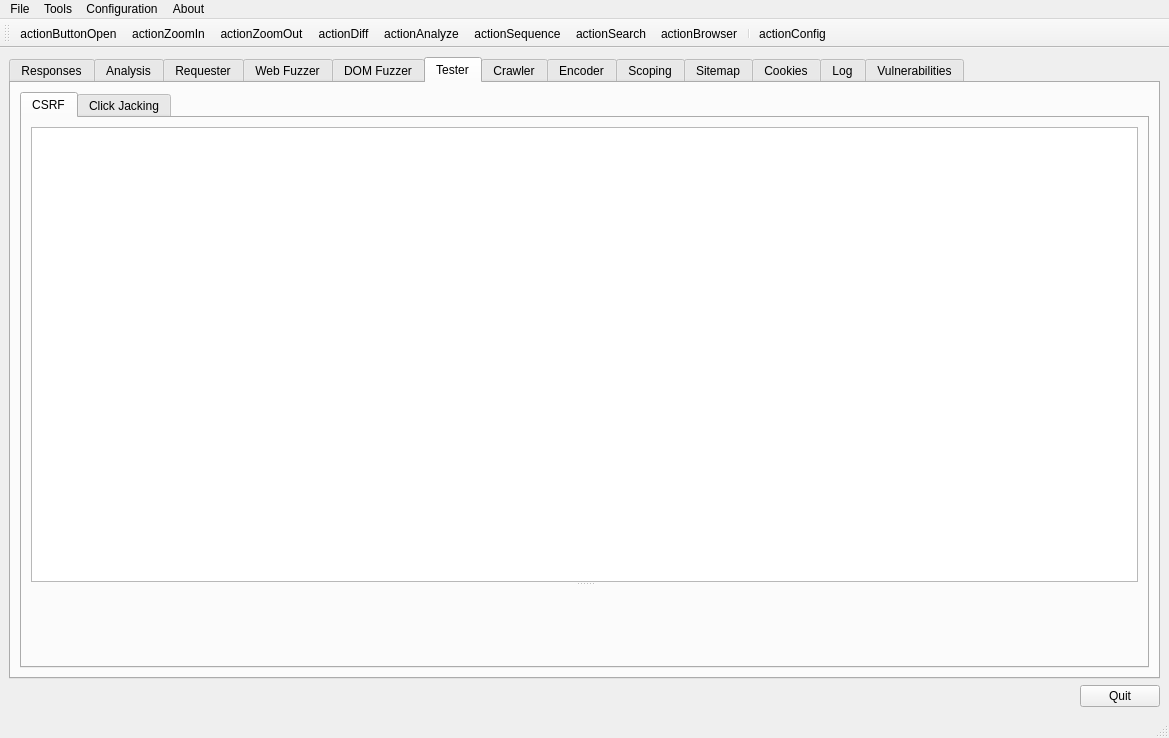
Old version of the form branches/raft3/ui/RaftMain.ui in the repository RAFTDevTeam/raft.
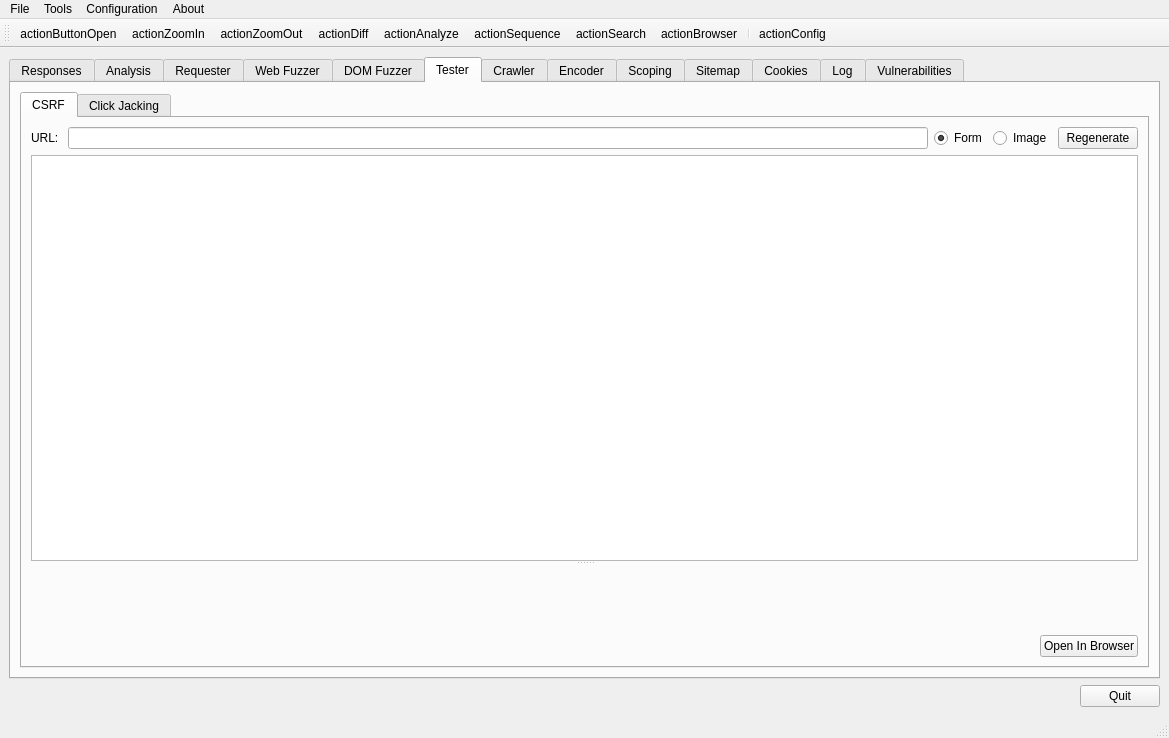
New version of the form. The open tabs and pages were chosen to show the change. Icons and pictures are not drawn. Custom widgets are drawn as their Qt base class.

Commit message: Added additional CSRF tester items. Open in Browser button. All of this still not tested and probably not very functional at this point.

```diff
--- a/branches/raft3/ui/RaftMain.ui
+++ b/branches/raft3/ui/RaftMain.ui
@@ -1468,6 +1468,53 @@
             <string>CSRF</string>
            </attribute>
            <layout class="QVBoxLayout" name="verticalLayout_34">
+            <item>
+             <layout class="QHBoxLayout" name="horizontalLayout_6">
+              <item>
+               <widget class="QLabel" name="label_21">
+                <property name="text">
+                 <string>URL: </string>
+                </property>
+               </widget>
+              </item>
+              <item>
+               <widget class="QLineEdit" name="testerCSRFURLEdit"/>
+              </item>
+              <item>
+               <widget class="QRadioButton" name="testerFormGen">
+                <property name="toolTip">
+                 <string>Generate CSRF Form</string>
+                </property>
+                <property name="text">
+                 <string>Form</string>
+                </property>
+                <property name="checked">
+                 <bool>true</bool>
+                </property>
+               </widget>
+              </item>
+              <item>
+               <widget class="QRadioButton" name="testerImgGen">
+                <property name="toolTip">
+                 <string>Generate CSRF Image Tag</string>
+                </property>
+                <property name="text">
+                 <string>Image</string>
+                </property>
+               </widget>
+              </item>
+              <item>
+               <widget class="QPushButton" name="testerRegenBtn">
+                <property name="toolTip">
+                 <string>Regenerate CSRF payload based on selection</string>
+                </property>
+                <property name="text">
+                 <string>Regenerate</string>
+                </property>
+               </widget>
+              </item>
+             </layout>
+            </item>
             <item>
              <widget class="QSplitter" name="splitter_15">
               <property name="orientation">
@@ -1484,6 +1531,30 @@
               </widget>
              </widget>
             </item>
+            <item>
+             <layout class="QHBoxLayout" name="horizontalLayout_36">
+              <item>
+               <spacer name="horizontalSpacer_8">
+                <property name="orientation">
+                 <enum>Qt::Horizontal</enum>
+                </property>
+                <property name="sizeHint" stdset="0">
+                 <size>
+                  <width>40</width>
+                  <height>20</height>
+                 </size>
+                </property>
+               </spacer>
+              </item>
+              <item>
+               <widget class="QPushButton" name="csrfOpenBtn">
+                <property name="text">
+                 <string>Open In Browser</string>
+                </property>
+               </widget>
+              </item>
+             </layout>
+            </item>
            </layout>
           </widget>
           <widget class="QWidget" name="testerClickJackingTab">
```
Left out of the diff: 30 changed lines with no effect on the pictures. The commit also changes 4 other files.
